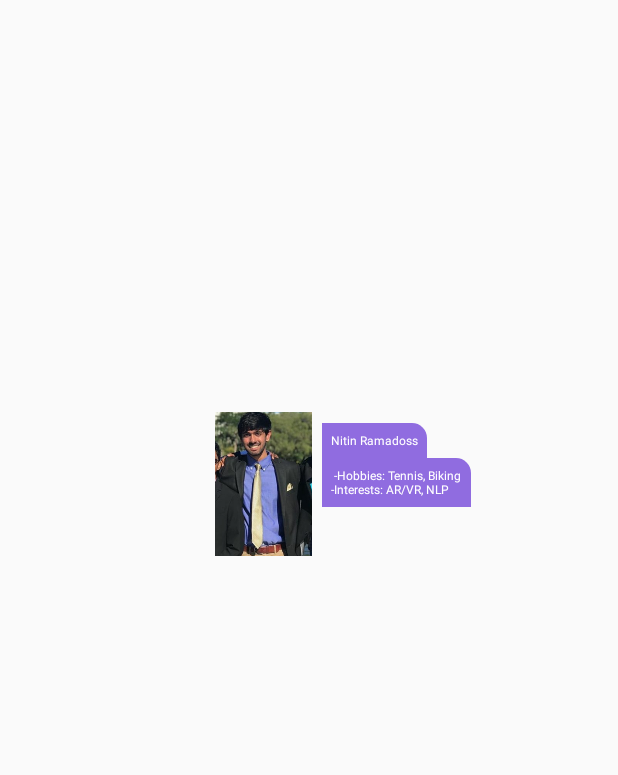
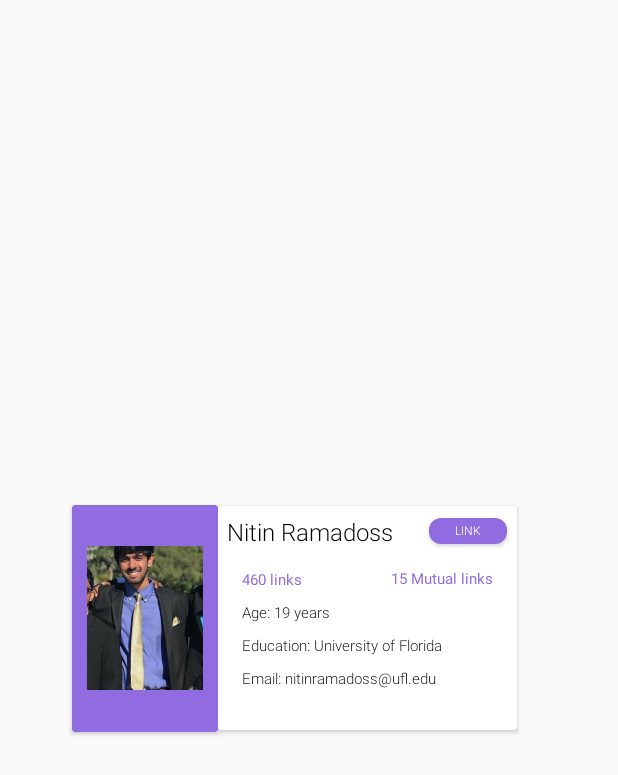
Before and after one commit to apangasa/livelink, an Android app: the layout activity_renderable.xml on its own in the app's theme, with its tools: preview values and no code run, on a phone screen of 412 x 824 dp. Shown: the top 775 px of the screen. Run offline under Robolectric (Android 15) with nearby library versions, the phone set to English and light mode, and no system bars.

Commit message:
Redesign of the AR profile element using cardviews

```diff
--- a/app/build.gradle
+++ b/app/build.gradle
@@ -47,7 +47,10 @@ dependencies {
     implementation 'com.google.ar.sceneform:core:1.15.0'
 
     implementation 'pl.droidsonroids.gif:android-gif-drawable:1.2.17'
+    implementation 'de.hdodenhof:circleimageview:3.1.0'
     testImplementation 'junit:junit:4.12'
     androidTestImplementation 'androidx.test.ext:junit:1.1.2'
     androidTestImplementation 'androidx.test.espresso:espresso-core:3.3.0'
+    implementation 'androidx.cardview:cardview:1.0.0'
+    implementation 'com.google.android.material:material:1.3.0'
 }
--- a/app/src/main/res/drawable/rounded_corners.xml
+++ b/app/src/main/res/drawable/rounded_corners.xml
@@ -10,6 +10,6 @@
         android:top="1dp" />
 
     <corners
-        android:topRightRadius="10dp"
+        android:radius="8dp"
         />
 </shape>
--- a/app/src/main/res/layout/activity_renderable.xml
+++ b/app/src/main/res/layout/activity_renderable.xml
@@ -6,51 +6,150 @@
     android:layout_width="match_parent"
     android:layout_height="match_parent">
 
+    <androidx.cardview.widget.CardView
+        android:id="@+id/cardView"
+        android:layout_width="97dp"
+        android:layout_height="151dp"
+        android:layout_marginStart="48dp"
+        android:background="#906ce0"
+        app:cardBackgroundColor="#906ce0"
+        app:layout_constraintBottom_toBottomOf="parent"
+        app:layout_constraintStart_toStartOf="parent"
+        app:layout_constraintTop_toTopOf="parent">
+
+        <ImageView
+            android:id="@+id/imageView"
+            android:layout_width="77dp"
+            android:layout_height="96dp"
+            android:layout_gravity="center"
+            android:scaleType="centerCrop"
+            app:srcCompat="@drawable/profile_pic" />
+    </androidx.cardview.widget.CardView>
+
+    <androidx.cardview.widget.CardView
+        android:layout_width="199dp"
+        android:layout_height="149dp"
+        android:layout_marginEnd="16dp"
+        android:background="#ffffff"
+        app:layout_constraintBottom_toBottomOf="parent"
+        app:layout_constraintEnd_toEndOf="parent"
+        app:layout_constraintHorizontal_bias="0.0"
+        app:layout_constraintStart_toEndOf="@+id/cardView"
+        app:layout_constraintTop_toTopOf="parent">
+
+
+        <androidx.constraintlayout.widget.ConstraintLayout
+            android:layout_width="match_parent"
+            android:layout_height="156dp">
+
             <TextView
                 android:id="@+id/name"
                 android:layout_width="wrap_content"
                 android:layout_height="wrap_content"
-        android:layout_marginTop="16dp"
                 android:layout_weight="1"
-        android:background="@drawable/rounded_corners"
                 android:gravity="start"
                 android:orientation="vertical"
                 android:padding="6dp"
                 android:text="@string/name"
                 android:textAlignment="viewStart"
-        android:textColor="#ffffff"
-        android:textSize="8dp"
-        app:layout_constraintBottom_toBottomOf="parent"
-        app:layout_constraintEnd_toEndOf="parent"
-        app:layout_constraintHorizontal_bias="0.627"
+                android:fontFamily= "sans-serif-light"
+                android:textColor="#000000"
+                android:textSize="16sp"
                 app:layout_constraintStart_toStartOf="parent"
-        app:layout_constraintTop_toTopOf="parent"
-        app:layout_constraintVertical_bias="0.339" />
-
-    <ImageView
-        android:id="@+id/imageView"
-        android:layout_width="77dp"
-        android:layout_height="96dp"
-        android:scaleType="centerInside"
-        app:layout_constraintBottom_toBottomOf="parent"
-        app:layout_constraintEnd_toStartOf="@+id/name"
-        app:layout_constraintHorizontal_bias="1.0"
-        app:layout_constraintStart_toStartOf="parent"
-        app:layout_constraintTop_toTopOf="parent"
-        app:layout_constraintVertical_bias="0.377"
-        app:srcCompat="@drawable/profile_pic" />
+                app:layout_constraintTop_toTopOf="parent" />
 
             <TextView
-        android:id="@+id/biography"
+                android:id="@+id/name2"
                 android:layout_width="wrap_content"
                 android:layout_height="wrap_content"
+                android:layout_marginStart="16dp"
+                android:layout_marginTop="8dp"
+                android:layout_weight="1"
+                android:fontFamily="sans-serif-light"
                 android:gravity="start"
-        android:padding="6dp"
-        android:text=" -Hobbies: Tennis, Biking\n-Interests: AR/VR, NLP"
+                android:orientation="vertical"
+                android:text="Age: 19 years"
+                android:textAlignment="viewStart"
+                android:textColor="#000000"
+                android:textSize="10sp"
+                app:layout_constraintStart_toStartOf="parent"
+                app:layout_constraintTop_toBottomOf="@+id/textView" />
+
+            <TextView
+                android:id="@+id/name3"
+                android:layout_width="wrap_content"
+                android:layout_height="wrap_content"
+                android:layout_marginStart="16dp"
+                android:layout_marginTop="8dp"
+                android:layout_weight="1"
+                android:fontFamily="sans-serif-light"
+                android:gravity="start"
+                android:orientation="vertical"
+                android:text="Education: University of Florida"
+                android:textAlignment="viewStart"
+                android:textColor="#000000"
+                android:textSize="10sp"
+                app:layout_constraintStart_toStartOf="parent"
+                app:layout_constraintTop_toBottomOf="@+id/name2" />
+
+            <TextView
+                android:id="@+id/name4"
+                android:layout_width="wrap_content"
+                android:layout_height="wrap_content"
+                android:layout_marginStart="16dp"
+                android:layout_marginTop="8dp"
+                android:layout_weight="1"
+                android:fontFamily="sans-serif-light"
+                android:gravity="start"
+                android:orientation="vertical"
+                android:text="Email: nitinramadoss@ufl.edu"
+                android:textAlignment="viewStart"
+                android:textColor="#000000"
+                android:textSize="10sp"
+                app:layout_constraintStart_toStartOf="parent"
+                app:layout_constraintTop_toBottomOf="@+id/name3" />
+
+            <Button
+                android:id="@+id/button2"
+                android:layout_width="52dp"
+                android:layout_height="17dp"
+                android:layout_marginTop="8dp"
+                android:background="@drawable/rounded_corners"
+                android:fontFamily="sans-serif-light"
+                android:text="Link"
                 android:textColor="#ffffff"
-        android:textSize="8dp"
-        android:background="@drawable/rounded_corners"
-        app:layout_constraintStart_toEndOf="@+id/imageView"
+                android:textSize="8sp"
+                app:layout_constraintEnd_toEndOf="parent"
+                app:layout_constraintHorizontal_bias="0.736"
+                app:layout_constraintStart_toEndOf="@+id/name"
+                app:layout_constraintTop_toTopOf="parent" />
+
+            <TextView
+                android:id="@+id/textView"
+                android:layout_width="wrap_content"
+                android:layout_height="wrap_content"
+                android:layout_marginStart="16dp"
+                android:layout_marginTop="8dp"
+                android:text="460 links"
+                android:textSize="10sp"
+                android:textColor="#906ce0"
+                app:layout_constraintStart_toStartOf="parent"
                 app:layout_constraintTop_toBottomOf="@+id/name" />
 
+            <TextView
+                android:id="@+id/textView2"
+                android:layout_width="wrap_content"
+                android:layout_height="wrap_content"
+                android:layout_marginTop="16dp"
+                android:layout_marginEnd="16dp"
+                android:text="15 Mutual links"
+                android:textColor="#906ce0"
+                android:textSize="10sp"
+                app:layout_constraintEnd_toEndOf="parent"
+                app:layout_constraintTop_toBottomOf="@+id/button2" />
         </androidx.constraintlayout.widget.ConstraintLayout>
+
+    </androidx.cardview.widget.CardView>
+
+
+</androidx.constraintlayout.widget.ConstraintLayout>
```
Also changed, not shown: app/src/main/res/drawable/circle.xml (added, +9 -0 lines), app/src/main/res/drawable/circle_holder.xml (added, +7 -0 lines), app/src/main/res/drawable/sharp_corners.xml (deleted, +0 -52 lines). Lines whose indentation alone changed are shown as unchanged.
